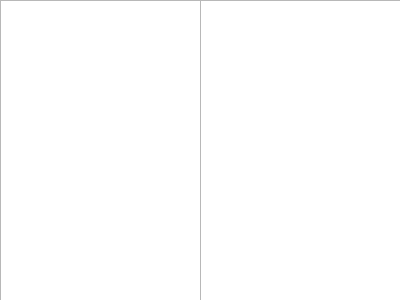
Above: console.ui from NielsFakkel/DataBusMonitoringTool before the change. Below: the same form after it.
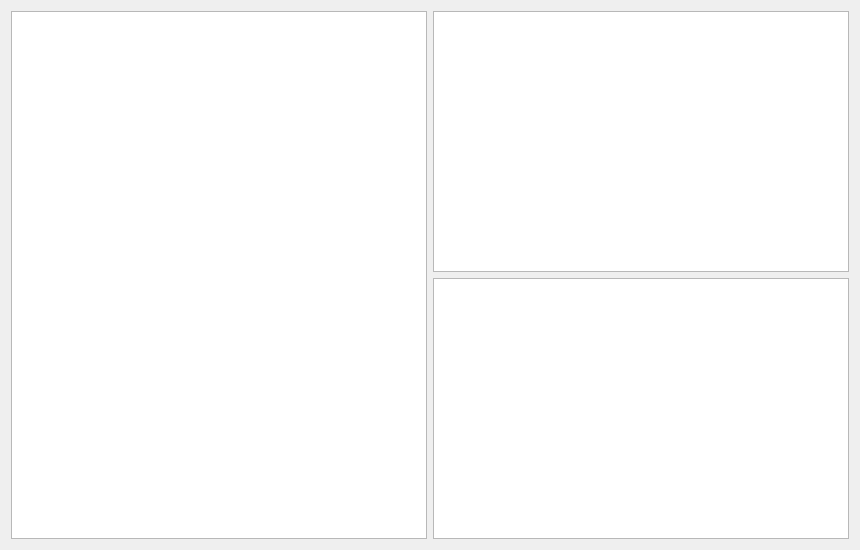
That is the form after the change.

The edit to the form file:
```diff
--- a/console.ui
+++ b/console.ui
@@ -6,33 +6,24 @@
    <rect>
     <x>0</x>
     <y>0</y>
-    <width>400</width>
-    <height>300</height>
+    <width>860</width>
+    <height>550</height>
    </rect>
   </property>
   <property name="windowTitle">
    <string>Form</string>
   </property>
-  <widget class="QPlainTextEdit" name="plainTextEdit">
-   <property name="geometry">
-    <rect>
-     <x>0</x>
-     <y>0</y>
-     <width>201</width>
-     <height>301</height>
-    </rect>
-   </property>
-  </widget>
-  <widget class="QTableView" name="tableView">
-   <property name="geometry">
-    <rect>
-     <x>200</x>
-     <y>0</y>
-     <width>201</width>
-     <height>301</height>
-    </rect>
-   </property>
-  </widget>
+  <layout class="QGridLayout" name="gridLayout">
+   <item row="0" column="1">
+    <widget class="QListWidget" name="listWidget"/>
+   </item>
+   <item row="1" column="1">
+    <widget class="QTextBrowser" name="textBrowser"/>
+   </item>
+   <item row="0" column="0" rowspan="2">
+    <widget class="QPlainTextEdit" name="plainTextEdit"/>
+   </item>
+  </layout>
  </widget>
  <resources/>
  <connections/>
```
